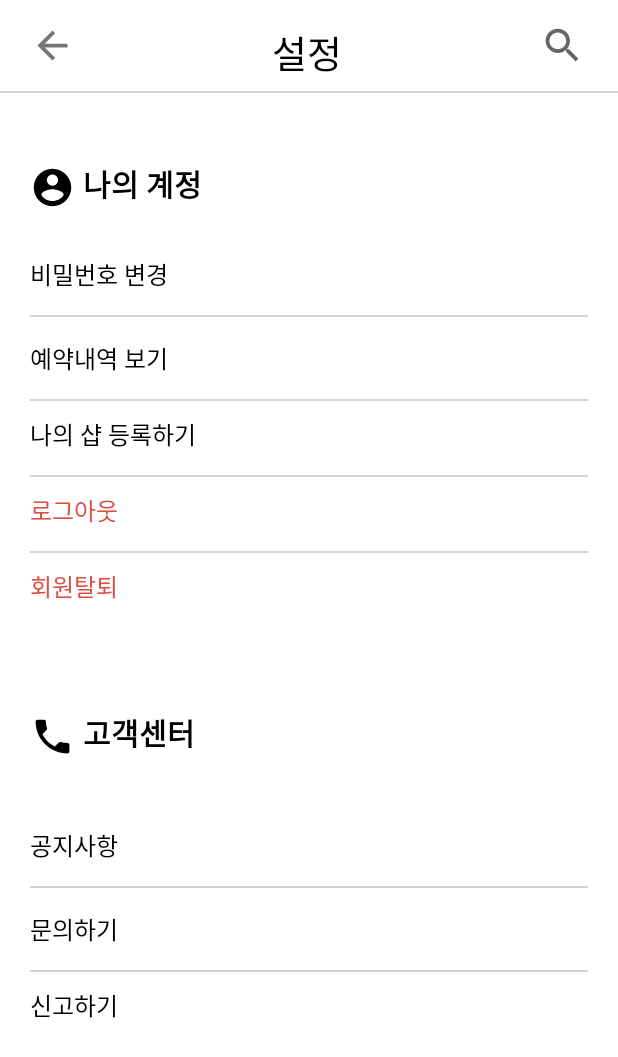
After one commit to egg8/egg8, an Android app: the layout activity_setting.xml on its own in the app's theme, with its tools: preview values and no code run, on a phone screen of 412 x 824 dp. The commit adds this screen. Shown: the top 1057 px of the screen. Run offline under Robolectric (Android 15) with nearby library versions, the phone set to English and light mode, and no system bars.

Commit message:
1.22 김진욱 상단바 수정

```diff
--- /dev/null
+++ b/app/src/main/java/com/egg8/ui/user/SettingActivity.java
@@ -0,0 +1,42 @@
+package com.egg8.ui.user;
+
+
+import android.content.Intent;
+import android.os.Bundle;
+import android.view.View;
+import android.widget.TextView;
+
+import androidx.appcompat.app.AppCompatActivity;
+import com.egg8.R;
+
+
+public class SettingActivity extends AppCompatActivity {
+
+
+    TextView btn_password_change,btn_reslist_view,btn_enroll_shop,btn_logout,btn_withdrawal;
+
+    @Override
+    protected void onCreate(Bundle savedInstanceState) {
+        super.onCreate(savedInstanceState);
+        setContentView(R.layout.activity_setting);
+
+        btn_password_change=findViewById(R.id.btn_password_change); //비밀번호 변경
+        btn_reslist_view=findViewById(R.id.btn_reslist_view); //예약 리스트 보기
+        btn_enroll_shop=findViewById(R.id.btn_enroll_shop); //샵 등록
+        btn_logout=findViewById(R.id.btn_logout);
+        btn_withdrawal=findViewById(R.id.btn_withdrawal); //회원탈퇴
+
+
+
+        btn_enroll_shop.setOnClickListener(new View.OnClickListener() {
+            @Override
+            public void onClick(View v) {
+                Intent intent = new Intent(SettingActivity.this,EnrollActivity.class);
+                startActivity(intent);
+            }
+        });
+
+
+
+    }
+}
--- /dev/null
+++ b/app/src/main/res/drawable/ic_baseline_account_circle_24.xml
@@ -0,0 +1,10 @@
+<vector xmlns:android="http://schemas.android.com/apk/res/android"
+    android:width="24dp"
+    android:height="24dp"
+    android:viewportWidth="24"
+    android:viewportHeight="24"
+    android:tint="?attr/colorControlNormal">
+  <path
+      android:fillColor="@android:color/white"
+      android:pathData="M12,2C6.48,2 2,6.48 2,12s4.48,10 10,10 10,-4.48 10,-10S17.52,2 12,2zM12,5c1.66,0 3,1.34 3,3s-1.34,3 -3,3 -3,-1.34 -3,-3 1.34,-3 3,-3zM12,19.2c-2.5,0 -4.71,-1.28 -6,-3.22 0.03,-1.99 4,-3.08 6,-3.08 1.99,0 5.97,1.09 6,3.08 -1.29,1.94 -3.5,3.22 -6,3.22z"/>
+</vector>
--- /dev/null
+++ b/app/src/main/res/drawable/ic_baseline_phone_24.xml
@@ -0,0 +1,10 @@
+<vector xmlns:android="http://schemas.android.com/apk/res/android"
+    android:width="24dp"
+    android:height="24dp"
+    android:viewportWidth="24"
+    android:viewportHeight="24"
+    android:tint="?attr/colorControlNormal">
+  <path
+      android:fillColor="@android:color/white"
+      android:pathData="M6.62,10.79c1.44,2.83 3.76,5.14 6.59,6.59l2.2,-2.2c0.27,-0.27 0.67,-0.36 1.02,-0.24 1.12,0.37 2.33,0.57 3.57,0.57 0.55,0 1,0.45 1,1V20c0,0.55 -0.45,1 -1,1 -9.39,0 -17,-7.61 -17,-17 0,-0.55 0.45,-1 1,-1h3.5c0.55,0 1,0.45 1,1 0,1.25 0.2,2.45 0.57,3.57 0.11,0.35 0.03,0.74 -0.25,1.02l-2.2,2.2z"/>
+</vector>
--- a/app/src/main/res/layout/activity_calender.xml
+++ b/app/src/main/res/layout/activity_calender.xml
@@ -19,8 +19,7 @@
             android:layout_marginBottom="15dp"
             android:background="@drawable/ic_baseline_arrow_back_24"
             android:layout_width="30dp"
-            android:layout_height="30dp"
-            android:layout_weight="0.1"/>
+            android:layout_height="30dp" />
         <TextView
             android:fontFamily="@font/app_sandol_bold"
             android:gravity="center"
@@ -29,8 +28,7 @@
             android:textSize="20sp"
             android:layout_marginTop="15dp"
             android:layout_width="310dp"
-            android:layout_height="wrap_content"
-            android:layout_weight="1"/>
+            android:layout_height="wrap_content" />
     </LinearLayout>
     <View
         android:background="#d3d3d3"
--- a/app/src/main/res/layout/activity_reservaiton_view.xml
+++ b/app/src/main/res/layout/activity_reservaiton_view.xml
@@ -149,7 +149,7 @@
                         android:fontFamily="@font/app_sandol_regular"
                         android:layout_width="match_parent"
                         android:layout_height="wrap_content"
-                        android:text="바로 예약하기"
+                        android:text="최근 방문한 샵"
                         android:textColor="@color/black"
                         android:textSize="30sp"/>
                 </LinearLayout>
@@ -205,19 +205,7 @@
                 </com.google.android.material.card.MaterialCardView>
                 <!--카드뷰 end-->
             </LinearLayout>
-            <LinearLayout
-                android:layout_margin="20dp"
-                android:orientation="vertical"
-                android:layout_width="match_parent"
-                android:layout_height="wrap_content">
-                <TextView
-                    android:fontFamily="@font/app_sandol_regular"
-                    android:text="오늘의 추천"
-                    android:textSize="30sp"
-                    android:textColor="@color/black"
-                    android:layout_width="match_parent"
-                    android:layout_height="wrap_content"/>
-            </LinearLayout>
+
         </LinearLayout>
     </ScrollView>
 </LinearLayout>
--- /dev/null
+++ b/app/src/main/res/layout/activity_setting.xml
@@ -0,0 +1,233 @@
+<?xml version="1.0" encoding="utf-8"?>
+<LinearLayout
+    xmlns:android="http://schemas.android.com/apk/res/android"
+    xmlns:app="http://schemas.android.com/apk/res-auto"
+    xmlns:tools="http://schemas.android.com/tools"
+    android:orientation="vertical"
+    android:layout_width="match_parent"
+    android:layout_height="match_parent">
+    <LinearLayout
+        android:layout_gravity="center"
+        android:layout_marginLeft="20dp"
+        android:layout_marginRight="20dp"
+        android:orientation="horizontal"
+        android:layout_width="match_parent"
+        android:layout_height="wrap_content">
+
+        <ImageView
+            android:id="@+id/back_key"
+            android:layout_marginTop="15dp"
+            android:layout_marginBottom="15dp"
+            android:background="@drawable/ic_baseline_arrow_back_24"
+            android:layout_width="30dp"
+            android:layout_height="30dp"/>
+        <TextView
+            android:fontFamily="@font/app_sandol_regular"
+            android:gravity="center"
+            android:text="설정"
+            android:textColor="@color/black"
+            android:textSize="25dp"
+            android:layout_marginTop="15dp"
+            android:layout_width="310dp"
+            android:layout_height="wrap_content"/>
+        <ImageView
+            android:layout_marginTop="15dp"
+            android:layout_marginBottom="15dp"
+            android:background="@drawable/ic_baseline_search_24"
+            android:id="@+id/search_btn"
+            android:layout_width="30dp"
+            android:layout_height="30dp"/>
+    </LinearLayout>
+    <View
+        android:background="#d3d3d3"
+        android:layout_width="match_parent"
+        android:layout_height="1dp"/>
+    <ScrollView
+        android:layout_width="match_parent"
+        android:layout_height="match_parent">
+        <LinearLayout
+            android:orientation="vertical"
+            android:layout_width="match_parent"
+            android:layout_height="match_parent">
+            <LinearLayout
+                android:orientation="vertical"
+                android:layout_width="match_parent"
+                android:layout_height="wrap_content">
+                <LinearLayout
+                    android:layout_marginLeft="20dp"
+                    android:layout_marginRight="20dp"
+                    android:layout_marginBottom="5dp"
+                    android:orientation="horizontal"
+                    android:layout_marginTop="30dp"
+                    android:layout_width="match_parent"
+                    android:layout_height="wrap_content">
+                    <ImageView
+                        android:layout_marginTop="18dp"
+                        android:layout_marginBottom="5dp"
+                        android:backgroundTint="@color/black"
+                        android:background="@drawable/ic_baseline_account_circle_24"
+                        android:layout_width="30dp"
+                        android:layout_height="30dp"/>
+                    <TextView
+                        android:fontFamily="@font/app_sandol_bold"
+                        android:layout_marginLeft="5dp"
+                        android:layout_marginTop="15dp"
+                        android:layout_marginBottom="5dp"
+                        android:text="나의 계정"
+                        android:textColor="@color/black"
+                        android:textSize="20dp"
+                        android:layout_width="match_parent"
+                        android:layout_height="wrap_content"/>
+                </LinearLayout>
+                <LinearLayout
+                    android:layout_margin="20dp"
+                    android:orientation="vertical"
+                    android:layout_width="match_parent"
+                    android:layout_height="wrap_content">
+                    <TextView
+                        android:id="@+id/btn_password_change"
+                        android:fontFamily="@font/app_sandol_regular"
+                        android:layout_marginBottom="15dp"
+                        android:text="비밀번호 변경"
+                        android:textColor="@color/black"
+                        android:textSize="16sp"
+                        android:layout_width="match_parent"
+                        android:layout_height="wrap_content"/>
+                    <View
+                        android:layout_marginBottom="15dp"
+                        android:background="#d3d3d3"
+                        android:layout_width="match_parent"
+                        android:layout_height="1dp"/>
+                    <TextView
+                        android:id="@+id/btn_reslist_view"
+                        android:fontFamily="@font/app_sandol_regular"
+                        android:layout_marginBottom="15dp"
+                        android:text="예약내역 보기"
+                        android:textColor="@color/black"
+                        android:textSize="16sp"
+                        android:layout_width="match_parent"
+                        android:layout_height="wrap_content"/>
+
+                    <View
+                        android:layout_marginBottom="10dp"
+                        android:background="#d3d3d3"
+                        android:layout_width="match_parent"
+                        android:layout_height="1dp"/>
+                    <TextView
+                        android:id="@+id/btn_enroll_shop"
+                        android:fontFamily="@font/app_sandol_regular"
+                        android:layout_marginBottom="15dp"
+                        android:text="나의 샵 등록하기"
+                        android:textColor="@color/black"
+                        android:textSize="16sp"
+                        android:layout_width="match_parent"
+                        android:layout_height="wrap_content"/>
+                    <View
+                        android:layout_marginBottom="10dp"
+                        android:background="#d3d3d3"
+                        android:layout_width="match_parent"
+                        android:layout_height="1dp"/>
+                    <TextView
+                        android:id="@+id/btn_logout"
+                        android:fontFamily="@font/app_sandol_regular"
+                        android:layout_marginBottom="15dp"
+                        android:text="로그아웃"
+                        android:textColor="@color/red"
+                        android:textSize="16sp"
+                        android:layout_width="match_parent"
+                        android:layout_height="wrap_content"/>
+                    <View
+                        android:layout_marginBottom="10dp"
+                        android:background="#d3d3d3"
+                        android:layout_width="match_parent"
+                        android:layout_height="1dp"/>
+                    <TextView
+                        android:id="@+id/btn_withdrawal"
+                        android:fontFamily="@font/app_sandol_regular"
+                        android:layout_marginBottom="15dp"
+                        android:text="회원탈퇴"
+                        android:textColor="@color/red"
+                        android:textSize="16dp"
+                        android:layout_width="match_parent"
+                        android:layout_height="wrap_content"/>
+
+
+
+                </LinearLayout>
+
+                <LinearLayout
+                    android:orientation="horizontal"
+                    android:layout_marginTop="20dp"
+                    android:layout_marginRight="20dp"
+                    android:layout_marginLeft="20dp"
+                    android:layout_marginBottom="20dp"
+                    android:layout_width="match_parent"
+                    android:layout_height="wrap_content">
+                    <ImageView
+                        android:layout_marginTop="18dp"
+                        android:layout_marginBottom="5dp"
+                        android:backgroundTint="@color/black"
+                        android:background="@drawable/ic_baseline_phone_24"
+                        android:layout_width="30dp"
+                        android:layout_height="30dp"/>
+                    <TextView
+                        android:fontFamily="@font/app_sandol_bold"
+                        android:layout_marginLeft="5dp"
+                        android:layout_marginTop="15dp"
+                        android:layout_marginBottom="5dp"
+                        android:text="고객센터"
+                        android:textColor="@color/black"
+                        android:textSize="20sp"
+                        android:layout_width="match_parent"
+                        android:layout_height="wrap_content"/>
+                </LinearLayout>
+                <LinearLayout
+                    android:layout_marginTop="20dp"
+                    android:layout_marginBottom="20dp"
+                    android:layout_marginLeft="20dp"
+                    android:layout_marginRight="20dp"
+                    android:orientation="vertical"
+                    android:layout_width="match_parent"
+                    android:layout_height="wrap_content">
+
+                    <TextView
+                        android:fontFamily="@font/app_sandol_regular"
+                        android:layout_marginBottom="15dp"
+                        android:text="공지사항"
+                        android:textColor="@color/black"
+                        android:textSize="16sp"
+                        android:layout_width="match_parent"
+                        android:layout_height="wrap_content"/>
+                    <View
+                        android:layout_marginBottom="15dp"
+                        android:background="#d3d3d3"
+                        android:layout_width="match_parent"
+                        android:layout_height="1dp"/>
+                    <TextView
+                        android:fontFamily="@font/app_sandol_regular"
+                        android:layout_marginBottom="15dp"
+                        android:text="문의하기"
+                        android:textColor="@color/black"
+                        android:textSize="16sp"
+                        android:layout_width="match_parent"
+                        android:layout_height="wrap_content"/>
+                    <View
+                        android:layout_marginBottom="10dp"
+                        android:background="#d3d3d3"
+                        android:layout_width="match_parent"
+                        android:layout_height="1dp"/>
+                    <TextView
+                        android:fontFamily="@font/app_sandol_regular"
+                        android:layout_marginBottom="15dp"
+                        android:text="신고하기"
+                        android:textColor="@color/black"
+                        android:textSize="16sp"
+                        android:layout_width="match_parent"
+                        android:layout_height="wrap_content"/>
+
+
+                </LinearLayout>
+            </LinearLayout>
+        </LinearLayout>
+    </ScrollView>
+</LinearLayout>
--- a/app/src/main/res/values/colors.xml
+++ b/app/src/main/res/values/colors.xml
@@ -21,4 +21,6 @@
     <color name="line_gray">#d3d3d3</color>
     <!--로고에 들어가는 초록색-->
     <color name="log_green">#7ac276</color>
+    <!--주의표시에 들어갈 빨간색-->
+    <color name="red">#dc4e41</color>
 </resources>
```
